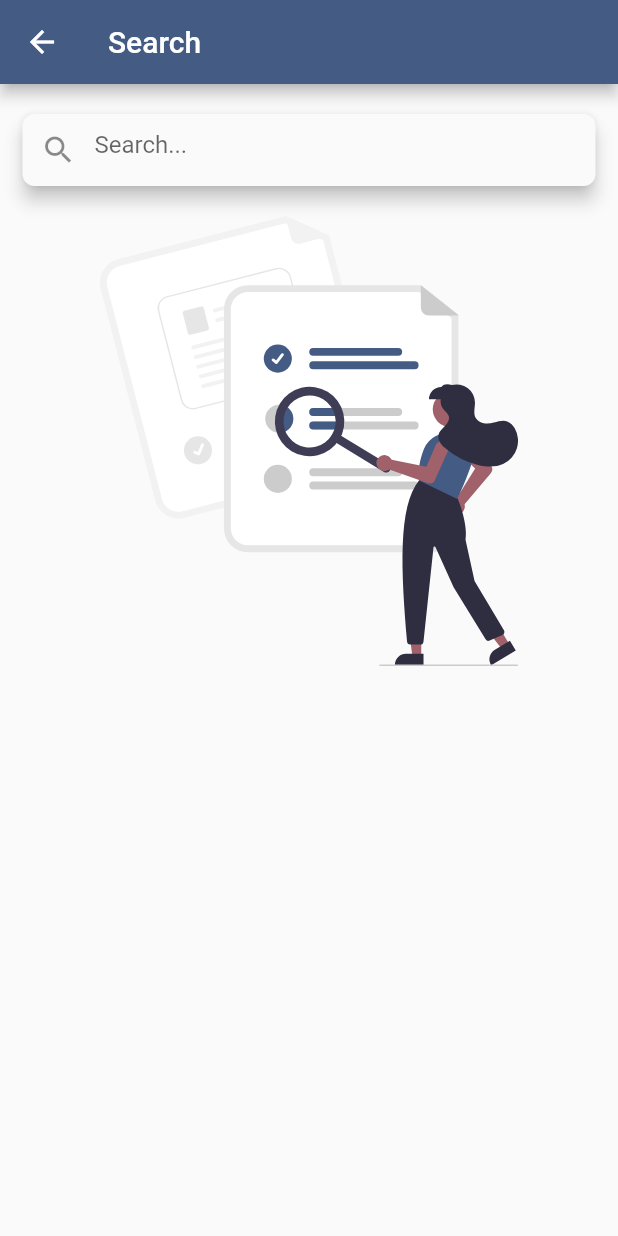
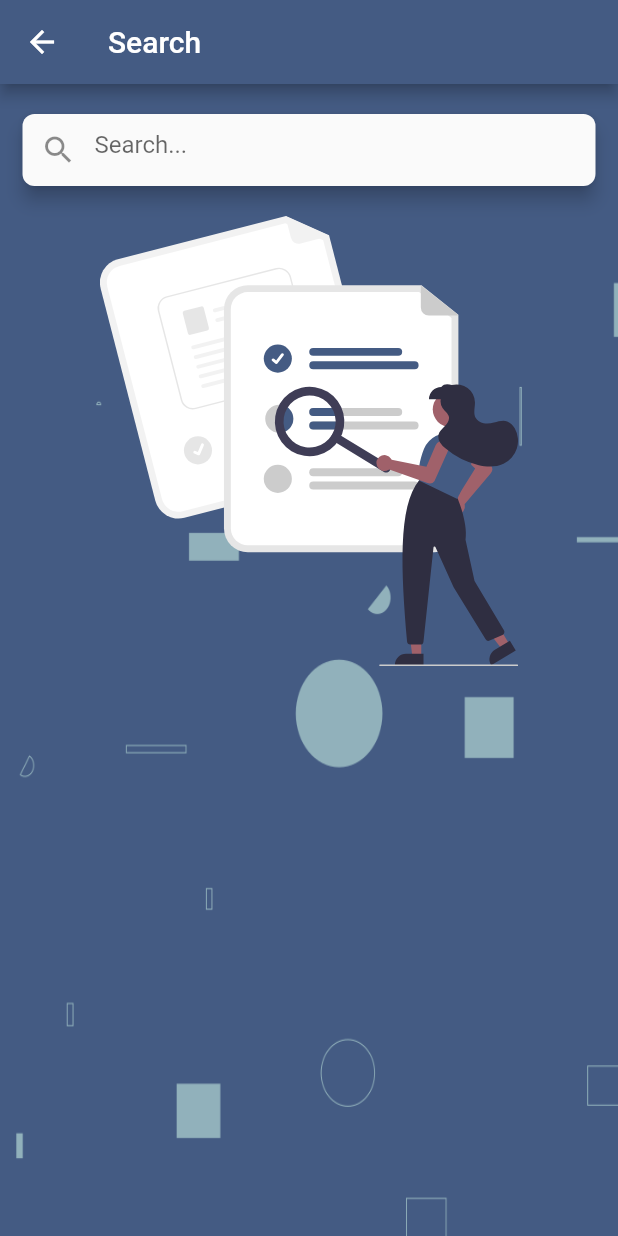
Before and after one commit to musjib999/questionsApp, a Flutter app: the CoursesPage screen opened directly, after a tap on the "search" icon, on a phone screen of 412 x 824 dp. Run offline on Flutter 3.47's test engine with Material 2 defaults, Android fonts, the phone set to English and light mode, and no system bars; drawn by our look-alikes of flutter_typeahead; our stand-ins replace animated_text_kit, argon_buttons_flutter, cloud_firestore, file_picker, firebase_core, firebase_storage and 2 more; missing offline and left inert: advance_pdf_viewer; accounts and stored records are empty.

Commit message:
UI changes

```diff
--- a/lib/core/services/database_service.dart
+++ b/lib/core/services/database_service.dart
@@ -23,7 +23,7 @@ class DatabaseService {
   }
 
   //get past all past questions by year
-  Stream<QuerySnapshot> getGspPastQuestionByYear(depertment, year) {
+  Stream<QuerySnapshot> getGspPastQuestionByYear(year) {
     Stream<QuerySnapshot>? snapshot;
     try {
       snapshot = firestore
--- a/lib/core/services/dropdown_service.dart
+++ b/lib/core/services/dropdown_service.dart
@@ -14,7 +14,7 @@ class DropDownHelper {
     'Prepare for Examination'
   ];
 
-  List<String> year = ['2021', '2019'];
+  List<String> year = ['2016', '2017', '2018', '2019'];
   List<String> levels = ['Level 1', 'Level 2', 'Level 3', 'Level 4'];
   List<String> semesters = ['First Semester', 'Second Semester'];
 
--- a/lib/screens/courses_screen.dart
+++ b/lib/screens/courses_screen.dart
@@ -84,8 +84,7 @@ class _CoursesStreamBuilderState extends State<CoursesStreamBuilder> {
   Widget build(BuildContext context) {
     return StreamBuilder<QuerySnapshot>(
       stream: (widget.depertment == depertments[0])
-          ? _databaseService.getGspPastQuestionByYear(
-              widget.depertment, selectedYear)
+          ? _databaseService.getGspPastQuestionByYear(selectedYear)
           : _databaseService.getPastQuestionByYear(
               deperment: widget.depertment,
               level: widget.level!,
@@ -146,9 +145,23 @@ class _CoursesStreamBuilderState extends State<CoursesStreamBuilder> {
               fit: BoxFit.fill,
             ),
           ),
-          child: ListView(
-            children: coursesTitleWidgets,
-          ),
+          child: coursesTitleWidgets.length < 1
+              ? Center(
+                  child: Padding(
+                    padding: const EdgeInsets.only(left: 8.0, right: 8.0),
+                    child: Text(
+                      'The past question you are looking for is currently not available',
+                      textAlign: TextAlign.center,
+                      style: TextStyle(
+                        color: Colors.white,
+                        fontSize: 22,
+                      ),
+                    ),
+                  ),
+                )
+              : ListView(
+                  children: coursesTitleWidgets,
+                ),
         );
       },
     );
--- a/lib/screens/question_screen.dart
+++ b/lib/screens/question_screen.dart
@@ -80,7 +80,9 @@ class _QuestionPdfState extends State<QuestionPdf> {
       width: double.infinity,
       child: isLoading
           ? Center(
-              child: CircularProgressIndicator(),
+              child: CircularProgressIndicator(
+                color: Colors.white,
+              ),
             )
           : PDFViewer(
               document: doc,
--- a/lib/screens/search_screen.dart
+++ b/lib/screens/search_screen.dart
@@ -20,7 +20,15 @@ class _SearchScreenState extends State<SearchScreen> {
       appBar: AppBar(
         title: Text('Search'),
       ),
-      body: SafeArea(
+      body: Container(
+        height: double.infinity,
+        decoration: BoxDecoration(
+          image: DecorationImage(
+            image: AssetImage('assets/images/background.png'),
+            fit: BoxFit.fill,
+          ),
+        ),
+        child: SafeArea(
           child: SingleChildScrollView(
             child: Container(
               margin: EdgeInsets.all(15),
@@ -77,6 +85,7 @@ class _SearchScreenState extends State<SearchScreen> {
             ),
           ),
         ),
+      ),
     );
   }
 }
```
Also changed, not shown: assets/images/cardBackground.png, assets/images/card_background.png (deleted). Lines whose indentation alone changed are shown as unchanged.
